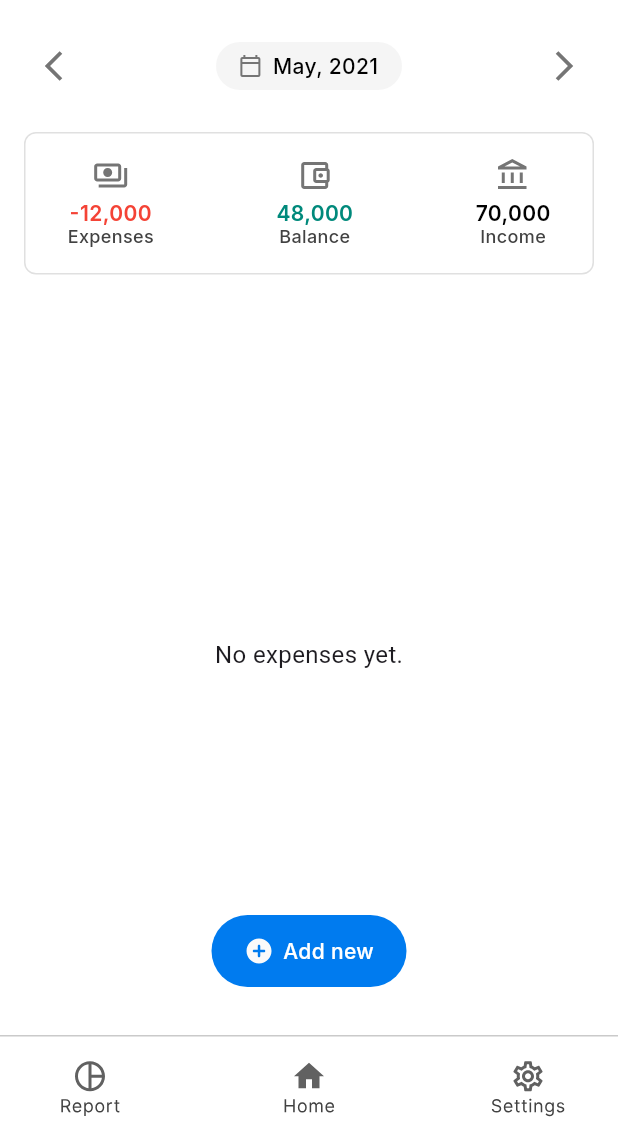
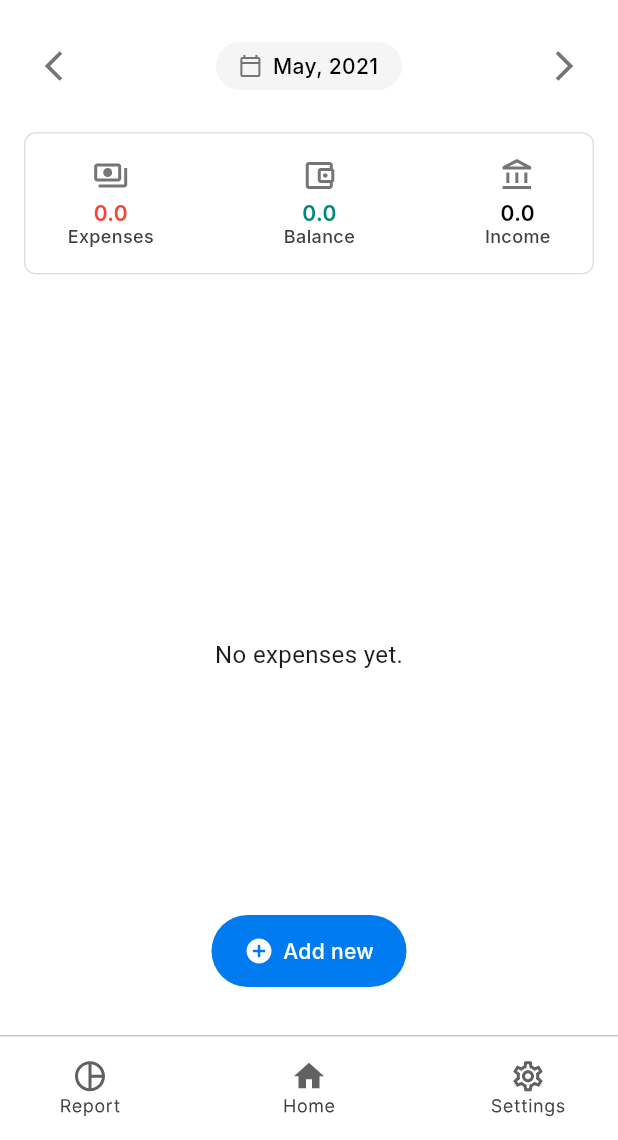
Before and after one commit to aposaitama/kitty, a Flutter app: the screen it shows after launch, on a phone screen of 412 x 824 dp, the part 96-1236 px from its top. Run offline on Flutter 3.47's test engine with Material 3 defaults, Android fonts, the phone set to English and light mode, and no system bars; our stand-ins replace bloc, dotted_border, flutter_bloc, flutter_svg, freezed_annotation, go_router and 1 more; accounts and stored records are empty.

Commit message:
updated balance bar at homePage, created logic for calculate it

```diff
--- a/lib/cubit/add_expenses/expense_cubit.dart
+++ b/lib/cubit/add_expenses/expense_cubit.dart
@@ -23,11 +23,30 @@ class ExpenseCubit extends Cubit<ExpenseState> {
     try {
       emit(ExpenseLoading());
       await expenseRepository.addExpense(expense);
+      await Future.delayed(
+          Duration(milliseconds: 500)); // Затримка перед оновленням
       await loadExpenses();
-      loadExpenses();
-      emit(ExpenseAddedSuccess());
     } catch (e) {
       emit(ExpenseError(e.toString()));
     }
   }
+
+  double calculateTotalExpenses(List<Expense> expenses) {
+    return expenses
+        .where((expense) => expense.type == 'Expense')
+        .fold(0.0, (sum, item) => sum + int.parse(item.amount));
+  }
+
+  double calculateTotalIncome(List<Expense> expenses) {
+    return expenses
+        .where((expense) => expense.type == 'Income')
+        .fold(0.0, (sum, item) => sum + int.parse(item.amount));
+  }
+
+  // Розрахунок балансу
+  double calculateBalance(List<Expense> expenses) {
+    final income = calculateTotalIncome(expenses);
+    final totalExpenses = calculateTotalExpenses(expenses);
+    return income - totalExpenses;
+  }
 }
--- a/lib/database/database_service.dart
+++ b/lib/database/database_service.dart
@@ -26,6 +26,7 @@ class DatabaseService {
     id INTEGER PRIMARY KEY AUTOINCREMENT,
     type TEXT NOT NULL,
     category TEXT NOT NULL,
+    categoryIcon TEXT NOT NULL,
     description TEXT,
     amount TEXT NOT NULL,
     date TEXT NOT NULL
--- a/lib/database/expenses_repository.dart
+++ b/lib/database/expenses_repository.dart
@@ -11,6 +11,7 @@ class ExpensesRepository {
     await database.insert('Expense', {
       'type': expense.type,
       'category': expense.category,
+      'categoryIcon': expense.categoryIcon,
       'description': expense.description,
       'amount': expense.amount,
       'date': expense.date.toIso8601String(),
@@ -46,6 +47,7 @@ class ExpensesRepository {
       return Expense(
         type: maps[i]['type'],
         category: maps[i]['category'],
+        categoryIcon: maps[i]['categoryIcon'],
         description: maps[i]['description'],
         amount: maps[i]['amount'],
         date: DateTime.parse(maps[i]['date']),
--- a/lib/models/expense/expense.dart
+++ b/lib/models/expense/expense.dart
@@ -8,6 +8,7 @@ class Expense with _$Expense {
   const factory Expense({
     required String type,
     required String category,
+    required String categoryIcon,
     String? description,
     required String amount,
     required DateTime date,
--- a/lib/pages/add_new_page/add_new_page.dart
+++ b/lib/pages/add_new_page/add_new_page.dart
@@ -20,6 +20,8 @@ class AddNewExpenseScreen extends StatefulWidget {
 
 class _AddNewExpenseScreenState extends State<AddNewExpenseScreen> {
   String expenseOrIncome = 'Expense';
+  String? selectedIconPath;
+
   TextEditingController categoryController = TextEditingController();
   TextEditingController amountController = TextEditingController();
   TextEditingController descriptionController = TextEditingController();
@@ -145,6 +147,8 @@ class _AddNewExpenseScreenState extends State<AddNewExpenseScreen> {
                                                       categories[index];
                                                   return GestureDetector(
                                                     onTap: () {
+                                                      selectedIconPath =
+                                                          category.iconPath;
                                                       categoryController.text =
                                                           category.name;
                                                       Navigator.pop(context);
@@ -286,6 +290,7 @@ class _AddNewExpenseScreenState extends State<AddNewExpenseScreen> {
                   Expense(
                       type: expenseOrIncome,
                       category: categoryController.text,
+                      categoryIcon: selectedIconPath!,
                       amount: amountController.text,
                       description: descriptionController.text,
                       date: DateTime.now()),
--- a/lib/pages/home_page/home_page_screen.dart
+++ b/lib/pages/home_page/home_page_screen.dart
@@ -109,7 +109,22 @@ class _HomePageScreenState extends State<HomePageScreen> {
                   ),
                   child: Padding(
                     padding: const EdgeInsets.symmetric(horizontal: 28.0),
-                    child: Row(
+                    child: BlocBuilder<ExpenseCubit, ExpenseState>(
+                      builder: (context, state) {
+                        if (state is ExpenseLoading) {
+                          return const Center(
+                              child: CircularProgressIndicator());
+                        } else if (state is ExpenseLoaded) {
+                          final totalExpenses = context
+                              .read<ExpenseCubit>()
+                              .calculateTotalExpenses(state.expenses);
+                          final totalIncome = context
+                              .read<ExpenseCubit>()
+                              .calculateTotalIncome(state.expenses);
+                          final balance = context
+                              .read<ExpenseCubit>()
+                              .calculateBalance(state.expenses);
+                          return Row(
                             mainAxisAlignment: MainAxisAlignment.spaceBetween,
                             children: [
                               Column(
@@ -119,8 +134,8 @@ class _HomePageScreenState extends State<HomePageScreen> {
                                   const SizedBox(
                                     height: 6.0,
                                   ),
-                            const Text(
-                              '-12,000',
+                                  Text(
+                                    totalExpenses.toString(),
                                     style: TextStyle(
                                         color: Colors.red,
                                         fontFamily: 'Inter',
@@ -145,8 +160,8 @@ class _HomePageScreenState extends State<HomePageScreen> {
                                   const SizedBox(
                                     height: 6.0,
                                   ),
-                            const Text(
-                              '48,000',
+                                  Text(
+                                    balance.toString(),
                                     style: TextStyle(
                                         color: AppColors.greenGreyColor,
                                         fontFamily: 'Inter',
@@ -171,8 +186,8 @@ class _HomePageScreenState extends State<HomePageScreen> {
                                   const SizedBox(
                                     height: 6.0,
                                   ),
-                            const Text(
-                              '70,000',
+                                  Text(
+                                    totalIncome.toString(),
                                     style: TextStyle(
                                         color: Colors.black,
                                         fontFamily: 'Inter',
@@ -191,6 +206,10 @@ class _HomePageScreenState extends State<HomePageScreen> {
                                 ],
                               )
                             ],
+                          );
+                        }
+                        return const SizedBox();
+                      },
                     ),
                   ),
                 ),
@@ -199,9 +218,6 @@ class _HomePageScreenState extends State<HomePageScreen> {
                 Expanded(
                   child: BlocBuilder<ExpenseCubit, ExpenseState>(
                     builder: (context, state) {
-                      final categoryCubit =
-                          context.read<AddNewCategoryCubit>().loadCategory();
-
                       print('Current state: $state');
                       if (state is ExpenseLoading) {
                         return const Center(child: CircularProgressIndicator());
@@ -222,6 +238,7 @@ class _HomePageScreenState extends State<HomePageScreen> {
                             final expense = expenses[index];
 
                             return TypeListTileItem(
+                              categoryIcon: expense.categoryIcon,
                               type: expense.type,
                               description: expense.description!,
                               amount: expense.amount,
--- a/lib/pages/home_page/widget/type_list_tile_item.dart
+++ b/lib/pages/home_page/widget/type_list_tile_item.dart
@@ -5,6 +5,7 @@ import 'package:path/path.dart';
 
 class TypeListTileItem extends StatelessWidget {
   final String type;
+  final String categoryIcon;
   final String name;
   final String description;
   final String amount;
@@ -13,7 +14,8 @@ class TypeListTileItem extends StatelessWidget {
       required this.type,
       required this.description,
       required this.amount,
-      required this.name});
+      required this.name,
+      required this.categoryIcon});
 
   @override
   Widget build(BuildContext context) {
@@ -25,7 +27,7 @@ class TypeListTileItem extends StatelessWidget {
           Row(
             children: [
               SvgPicture.asset(
-                'assets/icons/category_icons/Donate.svg',
+                categoryIcon,
               ),
               const SizedBox(
                 width: 8.0,
```
Also changed, not shown: lib/models/expense/expense.freezed.dart, lib/models/expense/expense.g.dart. Lines whose indentation alone changed are shown as unchanged.
